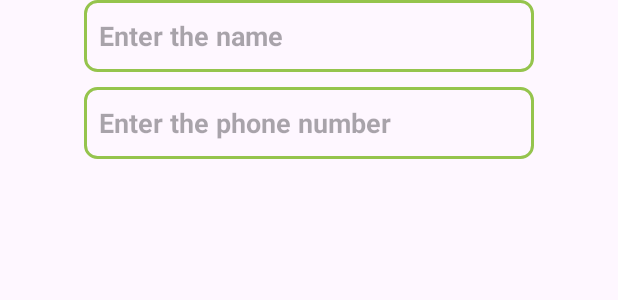
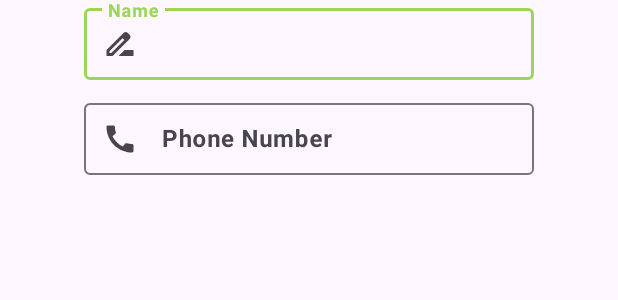
Before and after one commit to cbg7144/Gardener, an Android app: the layout activity_custom_dialog.xml on its own in the app's theme, with its tools: preview values and no code run, on a phone screen of 412 x 824 dp. Shown: the top 300 px of the screen. Run offline under Robolectric (Android 15) with nearby library versions, the light colour scheme and no system bars.

Commit message:
Fix : 연락처 UI 수정
material design 사용

```diff
--- /dev/null
+++ b/app/src/main/res/drawable/ic_name.xml
@@ -0,0 +1,5 @@
+<vector android:height="24dp" android:tint="#000000"
+    android:viewportHeight="24" android:viewportWidth="24"
+    android:width="24dp" xmlns:android="http://schemas.android.com/apk/res/android">
+    <path android:fillColor="@android:color/white" android:pathData="M18.41,5.8L17.2,4.59c-0.78,-0.78 -2.05,-0.78 -2.83,0l-2.68,2.68L3,15.96V20h4.04l8.74,-8.74 2.63,-2.63c0.79,-0.78 0.79,-2.05 0,-2.83zM6.21,18H5v-1.21l8.66,-8.66 1.21,1.21L6.21,18zM11,20l4,-4h6v4H11z"/>
+</vector>
--- a/app/src/main/res/layout/activity_custom_dialog.xml
+++ b/app/src/main/res/layout/activity_custom_dialog.xml
@@ -8,26 +8,36 @@
     android:gravity="center_horizontal"
     >
 
-    <EditText
+    <com.google.android.material.textfield.TextInputLayout
+        android:layout_width="wrap_content"
+        android:layout_height="wrap_content"
+        app:startIconDrawable="@drawable/ic_name"
+        android:hint="Name">
+
+        <com.google.android.material.textfield.TextInputEditText
             android:id="@+id/addName"
-        android:hint="Enter the name"
-        android:textStyle="bold"
-        android:textColor="@color/dark_green"
-        android:layout_width="300dp"
-        android:layout_height="48dp"
-        android:paddingLeft="10dp"
-        android:background="@drawable/search_box"
-        android:selectAllOnFocus="true"
-        android:layout_marginBottom="10dp"/>
-
-    <EditText
-        android:id="@+id/addNumber"
-        android:hint="Enter the phone number"
             android:textStyle="bold"
             android:textColor="@color/dark_green"
             android:layout_width="300dp"
             android:layout_height="48dp"
             android:paddingLeft="10dp"
             android:selectAllOnFocus="true"
-        android:background="@drawable/search_box"/>
+            android:layout_marginBottom="10dp"/>
+    </com.google.android.material.textfield.TextInputLayout>
+
+    <com.google.android.material.textfield.TextInputLayout
+        android:layout_width="wrap_content"
+        android:layout_height="wrap_content"
+        app:startIconDrawable="@drawable/ic_contact"
+        android:hint="Phone Number">
+
+        <com.google.android.material.textfield.TextInputEditText
+            android:id="@+id/addNumber"
+            android:textStyle="bold"
+            android:textColor="@color/dark_green"
+            android:layout_width="300dp"
+            android:layout_height="48dp"
+            android:paddingLeft="10dp"
+            android:selectAllOnFocus="true"/>
+    </com.google.android.material.textfield.TextInputLayout>
 </LinearLayout>
```
Lines whose indentation alone changed are shown as unchanged.
